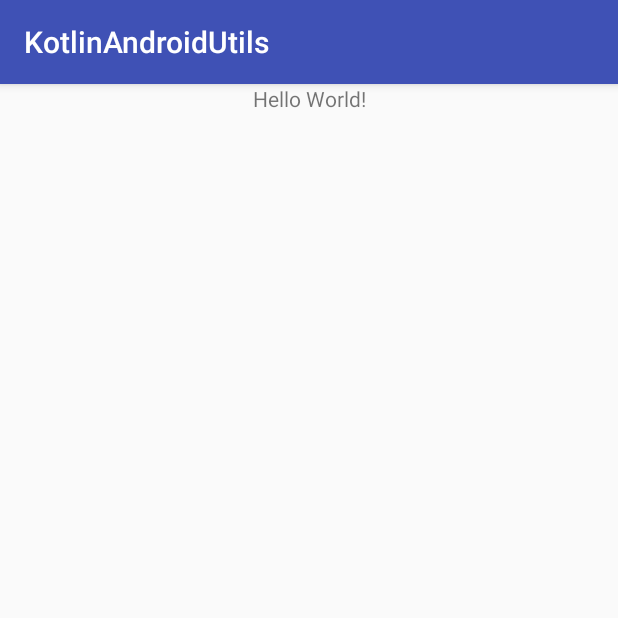
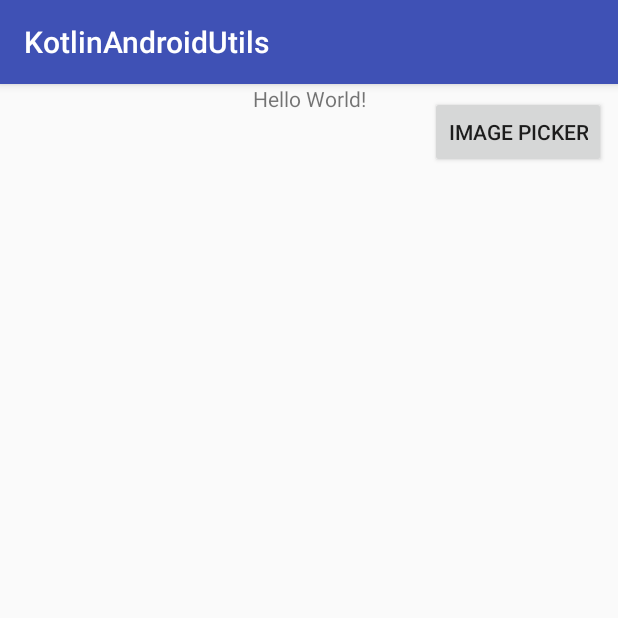
Before and after one commit to hypermobileshop99/android-utils-kotlin, an Android app: the screen it shows after launch (MainActivity), on a phone screen of 412 x 824 dp, the top half of it. Run offline under Robolectric (Android 15) with nearby library versions, the phone set to English and light mode, and no system bars; our stand-ins replace Timber; libraries missing offline, so code that uses them is left out: com.chad.library; 6 statements that could not run were skipped.

Commit message:
added example to ImagePicker.kt make imagePicker return uri + file handle the case of image from camera

```diff
--- a/app/src/main/java/humazed/github/com/kotlinandroidutils/sample/MainActivity.kt
+++ b/app/src/main/java/humazed/github/com/kotlinandroidutils/sample/MainActivity.kt
@@ -15,6 +15,7 @@ class MainActivity : AppCompatActivity() {
         setContentView(R.layout.activity_main)
 
 
+        imagePickerBt.setOnClickListener { start<ImagePickerTestActivity> { } }
 
         d { "Locale.getDefault().language = ${Locale.getDefault().language}" }
         d { "getLanguage() = ${getLanguage()}" }
--- a/app/src/main/res/layout/activity_main.xml
+++ b/app/src/main/res/layout/activity_main.xml
@@ -19,10 +19,20 @@
         android:id="@+id/recycler"
         android:layout_width="0dp"
         android:layout_height="200dp"
-        android:layout_marginTop="16dp"
+        android:layout_marginTop="8dp"
         app:layoutManager="androidx.recyclerview.widget.LinearLayoutManager"
         app:layout_constraintEnd_toEndOf="parent"
         app:layout_constraintStart_toStartOf="parent"
-        app:layout_constraintTop_toBottomOf="@+id/textView1" />
+        app:layout_constraintTop_toBottomOf="@+id/imagePickerBt" />
+
+    <Button
+        android:id="@+id/imagePickerBt"
+        android:layout_width="wrap_content"
+        android:layout_height="wrap_content"
+        android:layout_marginTop="8dp"
+        android:layout_marginEnd="8dp"
+        android:text="image Picker"
+        app:layout_constraintEnd_toEndOf="parent"
+        app:layout_constraintTop_toTopOf="parent" />
 
 </androidx.constraintlayout.widget.ConstraintLayout>
--- a/kotlin-android-utils/build.gradle
+++ b/kotlin-android-utils/build.gradle
@@ -42,7 +42,7 @@ dependencies {
 
     implementation 'com.github.CymChad:BaseRecyclerViewAdapterHelper:2.9.45'
 
-    implementation 'com.github.bumptech.glide:glide:3.7.0'
+    implementation 'com.github.bumptech.glide:glide:4.8.0'
 
     api 'com.jakewharton.timber:timber:4.7.1'
 
--- a/kotlin-android-utils/src/main/AndroidManifest.xml
+++ b/kotlin-android-utils/src/main/AndroidManifest.xml
@@ -9,7 +9,7 @@
     <application>
         <provider
             android:name="androidx.core.content.FileProvider"
-            android:authorities="com.example.android.fileprovider"
+            android:authorities="${applicationId}.fileprovider"
             android:exported="false"
             android:grantUriPermissions="true">
             <meta-data
--- a/kotlin-android-utils/src/main/java/humazed/github/com/kotlinandroidutils/DocumentHelper.kt
+++ b/kotlin-android-utils/src/main/java/humazed/github/com/kotlinandroidutils/DocumentHelper.kt
@@ -14,7 +14,6 @@ fun Context.getFilePath(imageUri: Uri): String? {
     val filePath = DocumentHelper.getPath(this, imageUri)
     //Safety check to prevent null pointer exception
     if (filePath == null || filePath.isEmpty()) return null
-    d { "filePath = $filePath" }
     return filePath
 }
 
--- a/kotlin-android-utils/src/main/java/humazed/github/com/kotlinandroidutils/FileUtils.kt
+++ b/kotlin-android-utils/src/main/java/humazed/github/com/kotlinandroidutils/FileUtils.kt
@@ -3,4 +3,4 @@ package humazed.github.com.kotlinandroidutils
 import android.net.Uri
 import java.io.File
 
-fun File.toUri() = Uri.fromFile(this)
+fun File.toUri(): Uri = Uri.fromFile(this)
```
Also changed, not shown: app/src/main/AndroidManifest.xml (+5 -4 lines), app/src/main/java/humazed/github/com/kotlinandroidutils/sample/ImagePickerTestActivity.kt (added, +21 -0 lines), app/src/main/res/layout/activity_image_picker_test.xml (added, +34 -0 lines), kotlin-android-utils/src/main/java/humazed/github/com/kotlinandroidutils/ImagePicker.kt (+14 -14 lines), kotlin-android-utils/src/main/java/humazed/github/com/kotlinandroidutils/ImageViewUtils.kt (added, +8 -0 lines).
